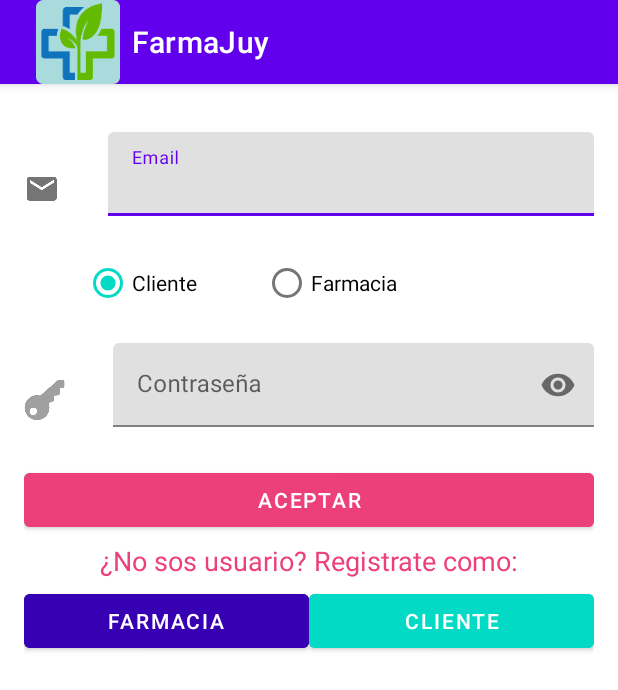
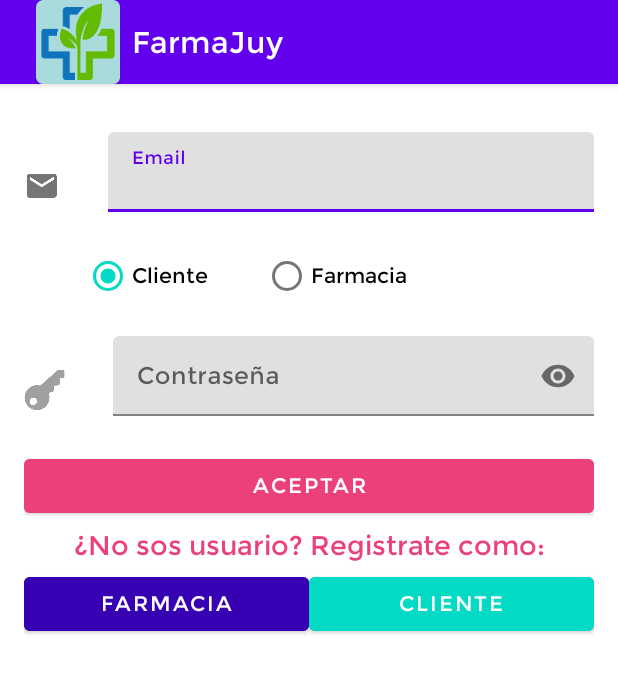
Before and after one commit to MatiTolaba/FarmaJuy, an Android app: the screen it shows after launch (LoginActivity), on a phone screen of 412 x 824 dp. Shown: the top 690 px of the screen. Run offline under Robolectric (Android 15) with nearby library versions, the phone set to English and light mode, and no system bars.

Commit message:
agregada fuente Montserrat (regular y bold)

```diff
--- a/app/src/main/res/values/themes.xml
+++ b/app/src/main/res/values/themes.xml
@@ -1,6 +1,9 @@
 <resources xmlns:tools="http://schemas.android.com/tools">
     <!-- Base application theme. -->
     <style name="Theme.FarmaJuy" parent="Theme.MaterialComponents.DayNight.DarkActionBar">
+        <!-- Montserrat font. -->
+        <item name="android:fontFamily">@font/montserrat_regular</item>
+        <item name="fontFamily">@font/montserrat_regular</item>
         <!-- Primary brand color. -->
         <item name="colorPrimary">@color/purple_500</item>
         <item name="colorPrimaryVariant">@color/purple_700</item>
```
Also changed, not shown: app/src/main/res/font/montserrat_bold.ttf (added), app/src/main/res/font/montserrat_regular.ttf (added).
